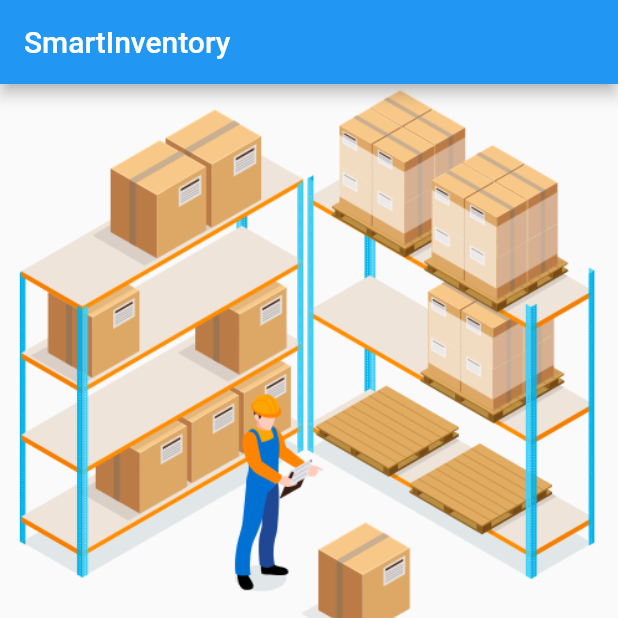
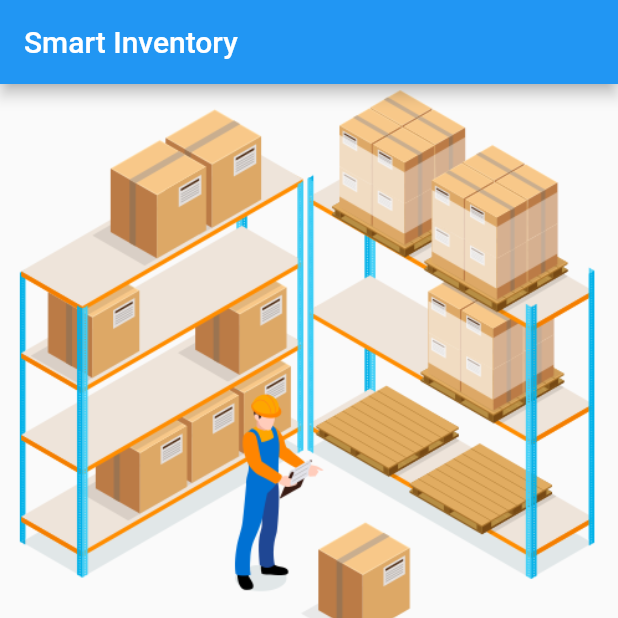
Before and after one commit to juanthedeveloper/Smart-Inventory, a Flutter app: the screen it shows after launch, on a phone screen of 412 x 824 dp, the top half of it. Run offline on Flutter 3.47's test engine with Material 2 defaults, Android fonts, the light colour scheme and no system bars; our stand-ins replace sqflite; accounts and stored records are empty.

Commit message:
minor ui text change

```diff
--- a/lib/main.dart
+++ b/lib/main.dart
@@ -1,6 +1,6 @@
 import 'package:smart_inventory/itemscreen.dart';
-import 'package:smart_inventory/materiallistscreen.dart';
 import 'package:smart_inventory/materialscreen.dart';
+
 import 'package:flutter/material.dart';
 import 'package:path/path.dart';
 import 'package:sqflite/sqflite.dart';
@@ -62,7 +62,7 @@ class _MyAppState extends State<MyApp> {
         //the entire screen becomes this widget with custom settings
         appBar: AppBar(
             //the tittle header
-            title: Text("SmartInventory")),
+            title: Text("Smart Inventory")),
         body: Center(
           child: Column(
             children: [
```
